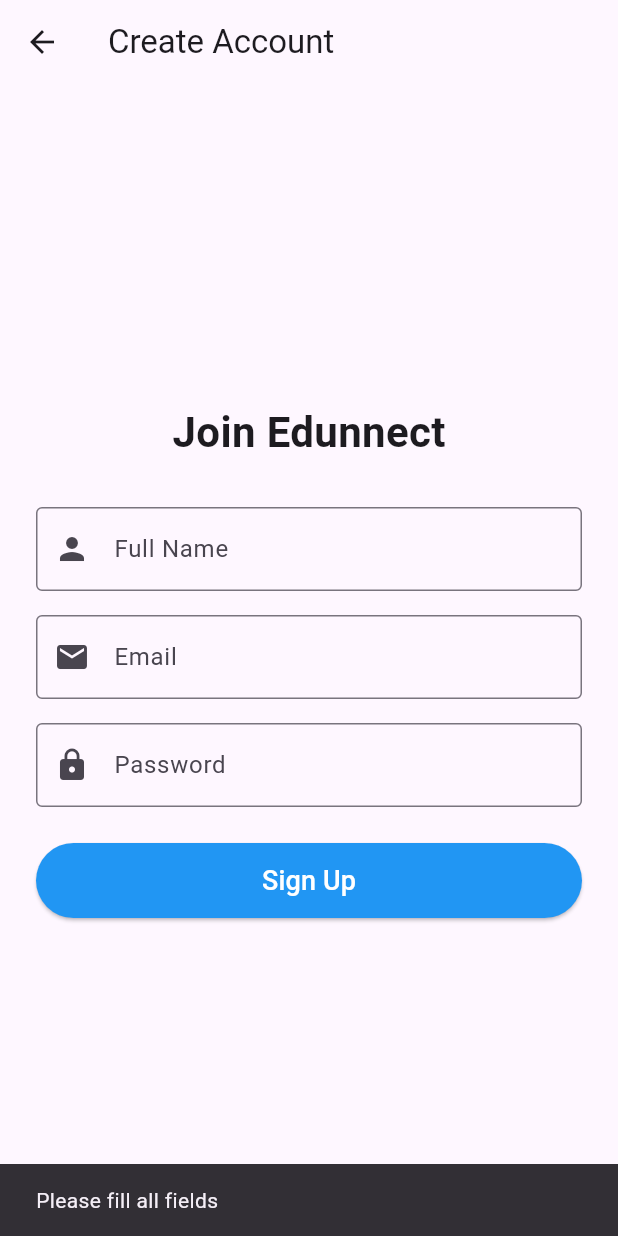
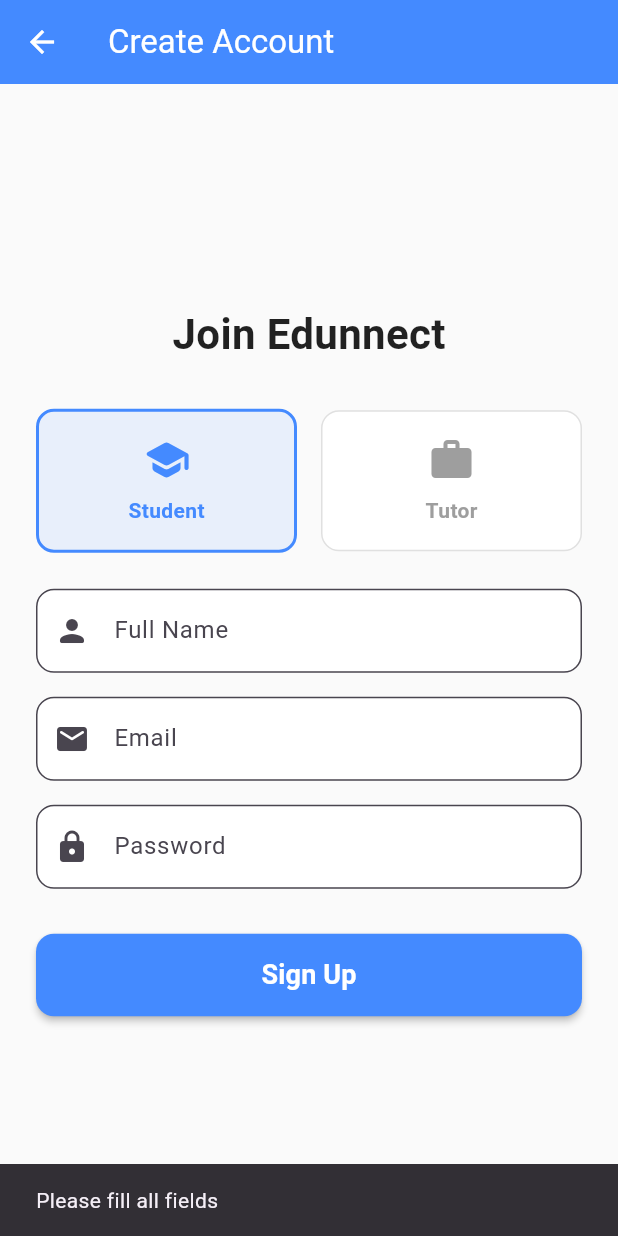
Before and after one commit to Adiitri/EDUNNECT-Smart-Learning-and-Tutor-Engagement-System, a Flutter app: the SignupScreen screen opened directly, after a tap on "Sign Up", on a phone screen of 412 x 824 dp. Run offline on Flutter 3.47's test engine with Material 3 defaults, Android fonts, the phone set to English and light mode, and no system bars; our stand-ins replace google_fonts, shared_preferences, socket_io_client; accounts and stored records are empty.

Commit message:
Updated signup page

```diff
--- a/mobile-app/lib/presentation/common/signup_screen.dart
+++ b/mobile-app/lib/presentation/common/signup_screen.dart
@@ -13,6 +13,9 @@
   final TextEditingController _nameController = TextEditingController();
   final TextEditingController _emailController = TextEditingController();
   final TextEditingController _passwordController = TextEditingController();
+
+  // ✅ NEW: State variable to track the selected role
+  String _selectedRole = "student";
   bool _isLoading = false;
 
   Future<void> _register() async {
@@ -28,22 +31,23 @@
     setState(() => _isLoading = true);
 
     try {
-      // CALL THE BACKEND
+      // ✅ FIX: Send the dynamically selected role to the backend
       final response = await http.post(
-        Uri.parse("http://localhost:5000/api/auth/register"),
+        Uri.parse(
+          "http://127.0.0.1:5000/api/auth/register",
+        ), // Use 127.0.0.1 for Chrome!
         headers: {"Content-Type": "application/json"},
         body: jsonEncode({
           "name": _nameController.text,
           "email": _emailController.text,
           "password": _passwordController.text,
-          "role": "student", // Default role
+          "role": _selectedRole,
         }),
       );
 
       setState(() => _isLoading = false);
 
-      if (response.statusCode == 200) {
-        // Success!
+      if (response.statusCode == 200 || response.statusCode == 201) {
         if (mounted) {
           ScaffoldMessenger.of(context).showSnackBar(
             const SnackBar(
@@ -51,12 +55,10 @@
               backgroundColor: Colors.green,
             ),
           );
-          // Go back to Login Screen
           Navigator.pop(context);
         }
       } else {
-        // Error (e.g., User already exists)
-        final msg = jsonDecode(response.body)['message'];
+        final msg = jsonDecode(response.body)['msg'] ?? "Signup failed";
         if (mounted) {
           ScaffoldMessenger.of(context).showSnackBar(
             SnackBar(content: Text(msg), backgroundColor: Colors.red),
@@ -67,7 +69,10 @@
       setState(() => _isLoading = false);
       if (mounted) {
         ScaffoldMessenger.of(context).showSnackBar(
-          SnackBar(content: Text("Error: $e"), backgroundColor: Colors.red),
+          SnackBar(
+            content: Text("Error connecting to server. Is it running?"),
+            backgroundColor: Colors.red,
+          ),
         );
       }
     }
@@ -76,34 +81,71 @@
   @override
   Widget build(BuildContext context) {
     return Scaffold(
-      appBar: AppBar(title: const Text("Create Account")),
-      body: Padding(
+      backgroundColor: Colors.grey[50],
+      appBar: AppBar(
+        title: const Text("Create Account"),
+        backgroundColor: Colors.blueAccent,
+        foregroundColor: Colors.white,
+        elevation: 0,
+      ),
+      body: Center(
+        child: SingleChildScrollView(
           padding: const EdgeInsets.all(24.0),
           child: Column(
             mainAxisAlignment: MainAxisAlignment.center,
             children: [
               const Text(
                 "Join Edunnect",
-              style: TextStyle(fontSize: 28, fontWeight: FontWeight.bold),
+                style: TextStyle(
+                  fontSize: 28,
+                  fontWeight: FontWeight.bold,
+                  color: Colors.black87,
+                ),
               ),
               const SizedBox(height: 30),
 
+              // ✅ NEW: The Role Selector UI
+              Row(
+                children: [
+                  Expanded(
+                    child: _buildRoleCard(
+                      "Student",
+                      Icons.school_rounded,
+                      "student",
+                    ),
+                  ),
+                  const SizedBox(width: 16),
+                  Expanded(
+                    child: _buildRoleCard("Tutor", Icons.work_rounded, "tutor"),
+                  ),
+                ],
+              ),
+              const SizedBox(height: 24),
+
               TextField(
                 controller: _nameController,
-              decoration: const InputDecoration(
+                decoration: InputDecoration(
                   labelText: "Full Name",
-                border: OutlineInputBorder(),
-                prefixIcon: Icon(Icons.person),
+                  border: OutlineInputBorder(
+                    borderRadius: BorderRadius.circular(12),
+                  ),
+                  prefixIcon: const Icon(Icons.person_rounded),
+                  filled: true,
+                  fillColor: Colors.white,
                 ),
               ),
               const SizedBox(height: 16),
 
               TextField(
                 controller: _emailController,
-              decoration: const InputDecoration(
+                decoration: InputDecoration(
                   labelText: "Email",
-                border: OutlineInputBorder(),
-                prefixIcon: Icon(Icons.email),
+                  border: OutlineInputBorder(
+                    borderRadius: BorderRadius.circular(12),
+                  ),
+                  prefixIcon: const Icon(Icons.email_rounded),
+                  filled: true,
+                  fillColor: Colors.white,
                 ),
               ),
               const SizedBox(height: 16),
@@ -111,26 +153,84 @@
               TextField(
                 controller: _passwordController,
                 obscureText: true,
-              decoration: const InputDecoration(
+                decoration: InputDecoration(
                   labelText: "Password",
-                border: OutlineInputBorder(),
-                prefixIcon: Icon(Icons.lock),
+                  border: OutlineInputBorder(
+                    borderRadius: BorderRadius.circular(12),
+                  ),
+                  prefixIcon: const Icon(Icons.lock_rounded),
+                  filled: true,
+                  fillColor: Colors.white,
                 ),
               ),
-            const SizedBox(height: 24),
+              const SizedBox(height: 30),
 
               SizedBox(
                 width: double.infinity,
-              height: 50,
+                height: 55,
                 child: ElevatedButton(
                   onPressed: _isLoading ? null : _register,
                   style: ElevatedButton.styleFrom(
-                  backgroundColor: Colors.blue,
+                    backgroundColor: Colors.blueAccent,
                     foregroundColor: Colors.white,
+                    shape: RoundedRectangleBorder(
+                      borderRadius: BorderRadius.circular(12),
+                    ),
+                    elevation: 2,
                   ),
                   child: _isLoading
                       ? const CircularProgressIndicator(color: Colors.white)
-                    : const Text("Sign Up", style: TextStyle(fontSize: 18)),
+                      : const Text(
+                          "Sign Up",
+                          style: TextStyle(
+                            fontSize: 18,
+                            fontWeight: FontWeight.bold,
+                          ),
+                        ),
+                ),
+              ),
+            ],
+          ),
+        ),
+      ),
+    );
+  }
+
+  // --- HELPER WIDGET FOR ROLE SELECTION ---
+  Widget _buildRoleCard(String title, IconData icon, String roleValue) {
+    bool isSelected = _selectedRole == roleValue;
+    return GestureDetector(
+      onTap: () {
+        setState(() {
+          _selectedRole = roleValue;
+        });
+      },
+      child: AnimatedContainer(
+        duration: const Duration(milliseconds: 200),
+        padding: const EdgeInsets.symmetric(vertical: 16),
+        decoration: BoxDecoration(
+          color: isSelected
+              ? Colors.blueAccent.withValues(alpha: 0.1)
+              : Colors.white,
+          border: Border.all(
+            color: isSelected ? Colors.blueAccent : Colors.grey.shade300,
+            width: isSelected ? 2 : 1,
+          ),
+          borderRadius: BorderRadius.circular(12),
+        ),
+        child: Column(
+          children: [
+            Icon(
+              icon,
+              size: 32,
+              color: isSelected ? Colors.blueAccent : Colors.grey,
+            ),
+            const SizedBox(height: 8),
+            Text(
+              title,
+              style: TextStyle(
+                fontWeight: FontWeight.bold,
+                color: isSelected ? Colors.blueAccent : Colors.grey,
               ),
             ),
           ],
```
Also changed, not shown: 1 other file. Lines whose indentation alone changed are shown as unchanged.
